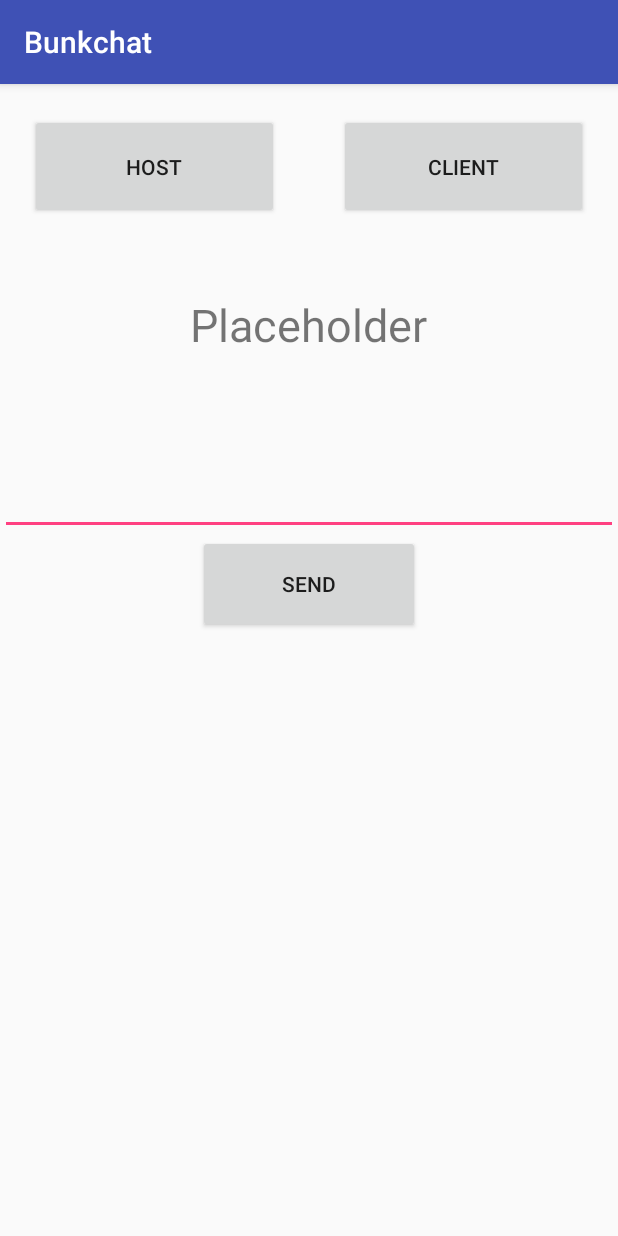
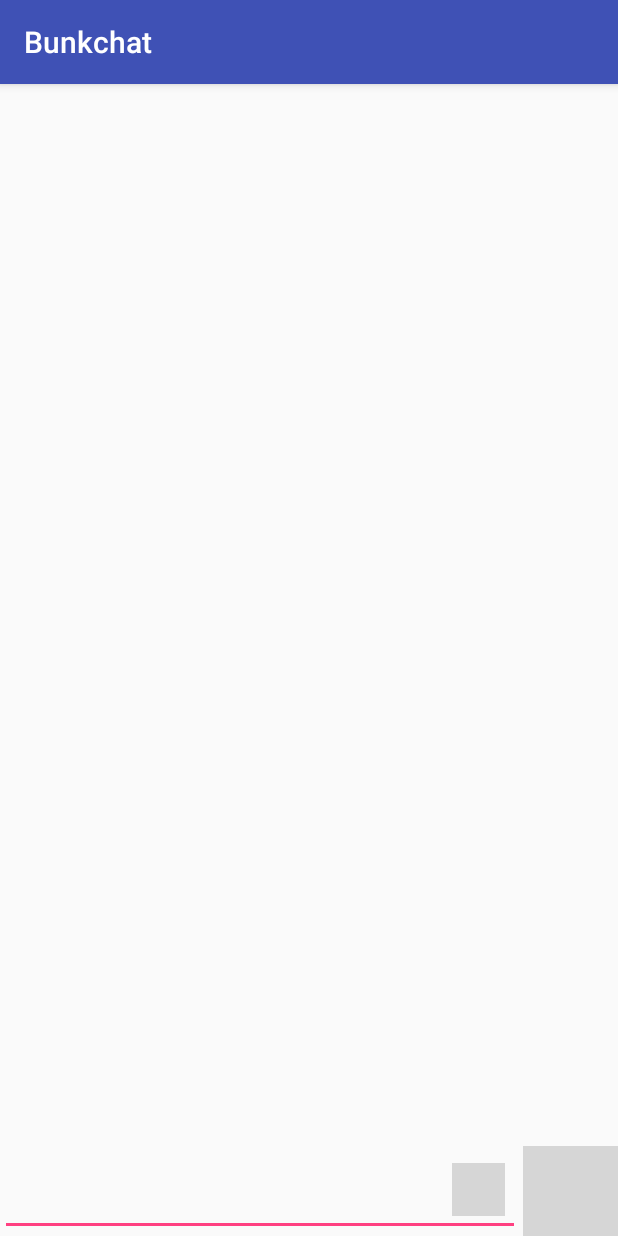
Before and after one commit to Arceen/Bunkchat, an Android app: the screen it shows after launch (HomeActivity before the commit, ChatACtivity after it), on a phone screen of 412 x 824 dp. Run offline under Robolectric (Android 15) with nearby library versions, the phone set to English and light mode, and no system bars; grey boxes are pictures that could not be loaded.

Commit message:
Added an UI for the chat interface. Refactored server and client sections of code.

```diff
--- /dev/null
+++ b/app/src/main/java/projects/secretdevelopers/com/bunkchat/ChatACtivity.java
@@ -0,0 +1,13 @@
+package projects.secretdevelopers.com.bunkchat;
+
+import android.support.v7.app.AppCompatActivity;
+import android.os.Bundle;
+
+public class ChatACtivity extends AppCompatActivity {
+
+    @Override
+    protected void onCreate(Bundle savedInstanceState) {
+        super.onCreate(savedInstanceState);
+        setContentView(R.layout.activity_chat);
+    }
+}
--- /dev/null
+++ b/app/src/main/res/layout/activity_chat.xml
@@ -0,0 +1,50 @@
+<?xml version="1.0" encoding="utf-8"?>
+<android.support.constraint.ConstraintLayout xmlns:android="http://schemas.android.com/apk/res/android"
+    xmlns:app="http://schemas.android.com/apk/res-auto"
+    xmlns:tools="http://schemas.android.com/tools"
+    android:layout_width="match_parent"
+    android:layout_height="match_parent"
+    tools:context=".ChatACtivity">
+
+    <android.support.design.widget.TextInputLayout
+        android:layout_width="match_parent"
+        android:layout_marginEnd="65dp"
+        android:id="@+id/text"
+        android:layout_marginRight="100dp"
+        android:layout_height="65dp"
+        app:layout_constraintBottom_toBottomOf="parent">
+
+        <android.support.design.widget.TextInputEditText
+            android:layout_width="match_parent"
+            android:layout_height="match_parent"
+            android:textSize="25dp"
+            />
+
+
+
+    </android.support.design.widget.TextInputLayout>
+
+    <ImageView
+        android:id="@+id/emote"
+        android:layout_width="35dp"
+        android:layout_height="35dp"
+        app:layout_constraintEnd_toEndOf="@id/text"
+        app:srcCompat="@drawable/happy"
+        app:layout_constraintBottom_toBottomOf="parent"
+        android:layout_marginEnd="10dp"
+        android:layout_marginRight="13dp"
+        android:layout_marginBottom="13dp"
+
+        />
+
+    <ImageView
+        android:id="@+id/sendemo"
+        android:layout_width="63dp"
+        android:layout_height="60dp"
+
+        app:layout_constraintBottom_toBottomOf="parent"
+        app:layout_constraintEnd_toEndOf="parent"
+
+        app:srcCompat="@drawable/sendingicon" />
+
+</android.support.constraint.ConstraintLayout>
```
Also changed, not shown: app/src/main/AndroidManifest.xml (+3 -6 lines), app/src/main/java/projects/secretdevelopers/com/bunkchat/ClientClass.java (added, +151 -0 lines), app/src/main/java/projects/secretdevelopers/com/bunkchat/HomeActivity.java (+143 -72 lines), app/src/main/java/projects/secretdevelopers/com/bunkchat/ServerClass.java (added, +93 -0 lines).
